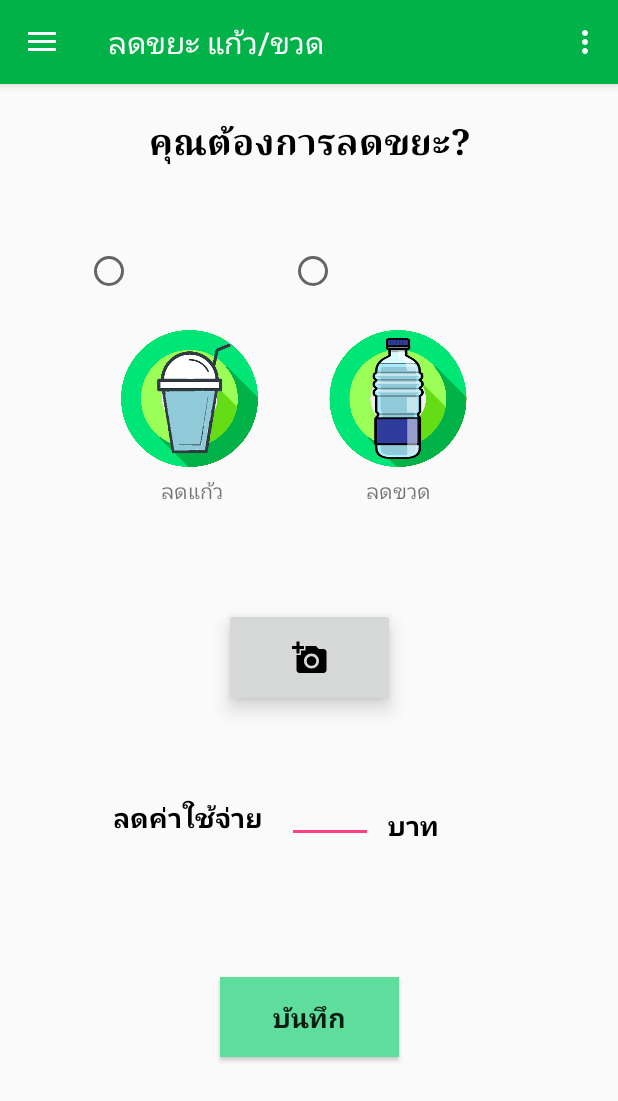
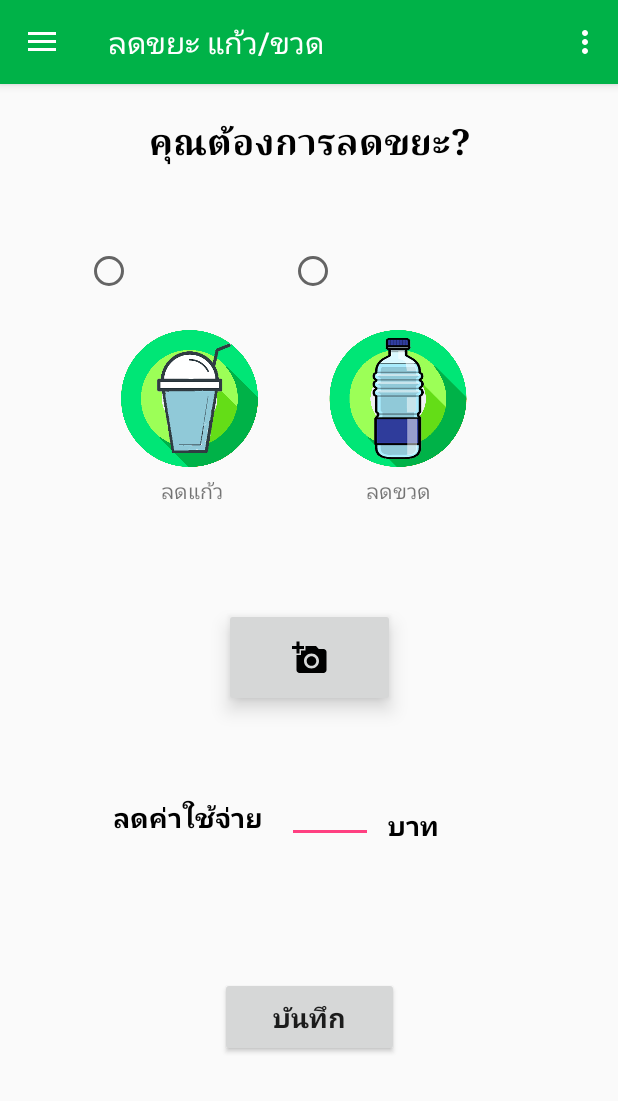
Before and after one commit to boypawit/wastBank, an Android app: the Main2 screen opened directly, with no data from a screen before it, on a phone screen of 412 x 824 dp. Shown: the top 1101 px of the screen. Run offline under Robolectric (Android 15) with nearby library versions, the phone set to English and light mode, and no system bars.

Commit message:
Butt Color

```diff
--- a/app/src/main/res/layout/content_main2.xml
+++ b/app/src/main/res/layout/content_main2.xml
@@ -113,7 +113,6 @@
         app:layout_constraintTop_toTopOf="parent"
         app:layout_constraintVertical_bias="0.841"
         app:layout_constraintHorizontal_bias="0.502"
-        android:background="@color/colorButton"
         android:layout_marginStart="8dp"
         android:layout_marginEnd="8dp" />
 
```
